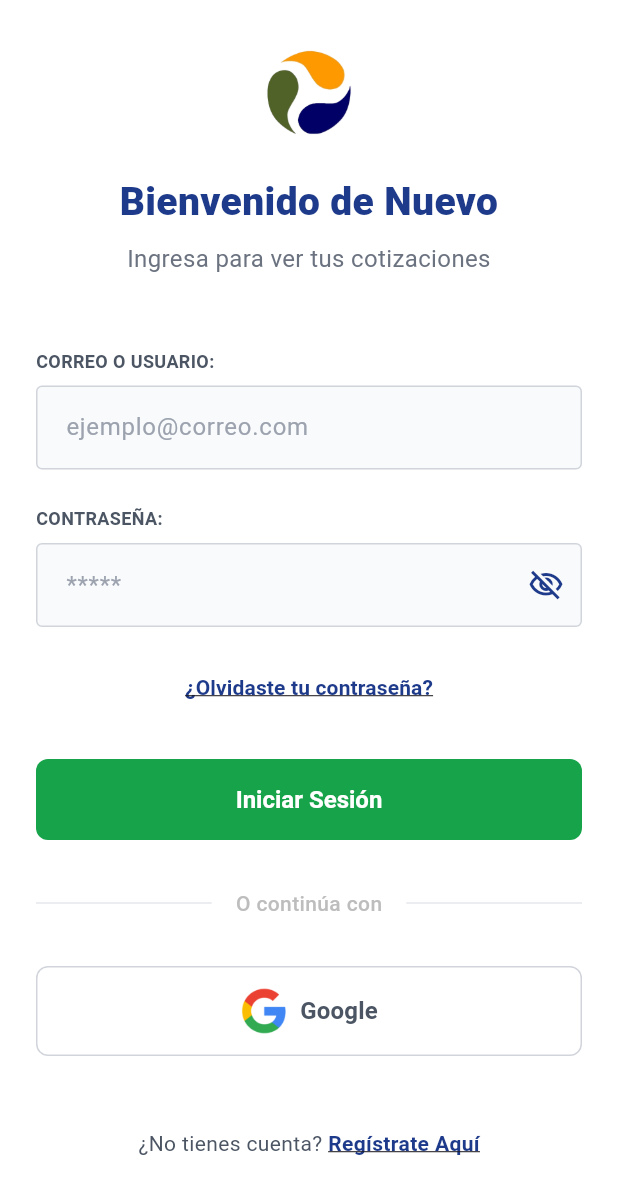
After one commit to Juventud-Incide/App-Incide, a Flutter app: the LoginScreen screen opened by its route, on a phone screen of 412 x 824 dp. The commit adds this screen. Shown: the top 1194 px of the screen. Run offline on Flutter 3.47's test engine with Material 3 defaults, Android fonts, the light colour scheme and no system bars; our stand-ins replace flutter_riverpod, go_router.

Commit message:
feat(auth): maquetar UI de pantalla de login y validaciones locales
Se implementó la vista estática del inicio de sesión basándose en Figma. Se creó el componente reutilizable CustomInputField para estandarizar los inputs y manejar la visibilidad de la contraseña. Se agregó validación de formulario (FormState) para asegurar que el correo y la contraseña tengan el formato correcto antes de intentar procesar la solicitud.

```diff
--- a/lib/core/router/app_router.dart
+++ b/lib/core/router/app_router.dart
@@ -2,6 +2,7 @@ import 'package:go_router/go_router.dart';
 import '../../features/auth/splash_screen.dart';
 import '../../features/roles/role_selection_screen.dart';
 import '../../features/auth/register_screen.dart';
+import '../../features/auth/login_screen.dart';
 
 class AppRouter {
   static final GoRouter router = GoRouter(
@@ -22,6 +23,11 @@ class AppRouter {
         name: 'registro',
         builder: (context, state) => const RegisterScreen(),
       ),
+      GoRoute(
+        path: '/login',
+        name: 'login',
+        builder: (context, state) => const LoginScreen(),
+      ),
     ],
   );
 }
--- /dev/null
+++ b/lib/features/auth/login_screen.dart
@@ -0,0 +1,241 @@
+import 'package:flutter/material.dart';
+import 'package:go_router/go_router.dart';
+import '../../core/theme/app_colors.dart';
+import 'widgets/custom_input_field.dart';
+
+class LoginScreen extends StatefulWidget {
+  const LoginScreen({super.key});
+
+  @override
+  State<LoginScreen> createState() => _LoginScreenState();
+}
+
+class _LoginScreenState extends State<LoginScreen> {
+  // Llave maestra para validar el formulario
+  final _formKey = GlobalKey<FormState>();
+
+  // Controladores para extraer el texto que el usuario escribe
+  final _emailController = TextEditingController();
+  final _passwordController = TextEditingController();
+
+  bool _isPasswordVisible = false;
+
+  @override
+  void dispose() {
+    _emailController.dispose();
+    _passwordController.dispose();
+    super.dispose();
+  }
+
+  void _submitForm() {
+    // Si la validación pasa, ejecutamos la lógica
+    if (_formKey.currentState!.validate()) {
+      // TODO: Aquí conectaremos el mock del Backend para autenticar al usuario
+      ScaffoldMessenger.of(context).showSnackBar(
+        const SnackBar(
+          content: Text('Validación exitosa. Simulando envío a backend...'),
+          backgroundColor: Colors.green,
+        ),
+      );
+    }
+  }
+
+  @override
+  Widget build(BuildContext context) {
+    return Scaffold(
+      backgroundColor: Colors.white,
+      body: SafeArea(
+        child: SingleChildScrollView(
+          padding: const EdgeInsets.symmetric(horizontal: 24.0, vertical: 32.0),
+          child: Form(
+            key: _formKey,
+            child: Column(
+              crossAxisAlignment: CrossAxisAlignment.stretch,
+              children: [
+                // --- HEADER ---
+                Center(
+                  child: Image.asset(
+                    'assets/images/Isotipo_Incide.png',
+                    width: 60,
+                  ),
+                ),
+                const SizedBox(height: 24),
+                const Text(
+                  'Bienvenido de Nuevo',
+                  textAlign: TextAlign.center,
+                  style: TextStyle(
+                    color: Color(0xFF1E3A8A),
+                    fontSize: 26,
+                    fontWeight: FontWeight.w900,
+                  ),
+                ),
+                const SizedBox(height: 8),
+                const Text(
+                  'Ingresa para ver tus cotizaciones',
+                  textAlign: TextAlign.center,
+                  style: TextStyle(color: Color(0xFF6B7280), fontSize: 16),
+                ),
+
+                const SizedBox(height: 48),
+
+                // --- FORMULARIO ---
+                CustomInputField(
+                  label: 'CORREO O USUARIO:',
+                  hintText: 'ejemplo@correo.com',
+                  controller: _emailController,
+                  validator: (value) {
+                    if (value == null || value.trim().isEmpty) {
+                      return 'Por favor ingresa tu correo';
+                    }
+                    if (!value.contains('@')) {
+                      return 'Ingresa un correo válido';
+                    }
+                    return null; // Null significa que pasó la validación
+                  },
+                ),
+
+                const SizedBox(height: 24),
+
+                CustomInputField(
+                  label: 'CONTRASEÑA:',
+                  hintText: '*****',
+                  isPassword: true,
+                  isPasswordVisible: _isPasswordVisible,
+                  controller: _passwordController,
+                  onToggleVisibility: () {
+                    setState(() {
+                      _isPasswordVisible = !_isPasswordVisible;
+                    });
+                  },
+                  validator: (value) {
+                    if (value == null || value.isEmpty) {
+                      return 'Por favor ingresa tu contraseña';
+                    }
+                    if (value.length < 6) {
+                      return 'La contraseña es muy corta';
+                    }
+                    return null;
+                  },
+                ),
+
+                const SizedBox(height: 16),
+
+                // --- OLVIDASTE CONTRASEÑA ---
+                Align(
+                  alignment: Alignment.center,
+                  child: TextButton(
+                    onPressed: () {
+                      // TODO: Navegar a recuperación de contraseña
+                    },
+                    child: const Text(
+                      '¿Olvidaste tu contraseña?',
+                      style: TextStyle(
+                        color: AppColors.primaryBlue,
+                        fontWeight: FontWeight.bold,
+                        decoration: TextDecoration.underline,
+                      ),
+                    ),
+                  ),
+                ),
+
+                const SizedBox(height: 24),
+
+                // --- BOTÓN PRINCIPAL VERDE ---
+                ElevatedButton(
+                  onPressed: _submitForm,
+                  style: ElevatedButton.styleFrom(
+                    backgroundColor: const Color(0xFF16A34A),
+                    padding: const EdgeInsets.symmetric(vertical: 16),
+                    shape: RoundedRectangleBorder(
+                      borderRadius: BorderRadius.circular(8),
+                    ),
+                    elevation: 0,
+                  ),
+                  child: const Text(
+                    'Iniciar Sesión',
+                    style: TextStyle(
+                      color: Colors.white,
+                      fontSize: 16,
+                      fontWeight: FontWeight.bold,
+                    ),
+                  ),
+                ),
+
+                const SizedBox(height: 32),
+
+                // --- DIVISOR "O continúa con" ---
+                Row(
+                  children: [
+                    const Expanded(child: Divider(color: Color(0xFFE5E7EB))),
+                    Padding(
+                      padding: const EdgeInsets.symmetric(horizontal: 16.0),
+                      child: Text(
+                        'O continúa con',
+                        style: TextStyle(
+                          color: Colors.grey[400],
+                          fontWeight: FontWeight.w500,
+                        ),
+                      ),
+                    ),
+                    const Expanded(child: Divider(color: Color(0xFFE5E7EB))),
+                  ],
+                ),
+
+                const SizedBox(height: 32),
+
+                // --- BOTÓN DE GOOGLE ---
+                OutlinedButton.icon(
+                  onPressed: () {
+                    // TODO: Lógica de Google Sign-In
+                  },
+                  icon: Image.asset('assets/images/logo_google.png', width: 32),
+                  label: const Text(
+                    'Google',
+                    style: TextStyle(
+                      color: Color(0xFF4B5563),
+                      fontSize: 16,
+                      fontWeight: FontWeight.bold,
+                    ),
+                  ),
+                  style: OutlinedButton.styleFrom(
+                    padding: const EdgeInsets.symmetric(vertical: 14),
+                    side: const BorderSide(color: Color(0xFFD1D5DB)),
+                    shape: RoundedRectangleBorder(
+                      borderRadius: BorderRadius.circular(8),
+                    ),
+                  ),
+                ),
+
+                const SizedBox(height: 48),
+
+                // --- FOOTER REGISTRO ---
+                Row(
+                  mainAxisAlignment: MainAxisAlignment.center,
+                  children: [
+                    const Text(
+                      '¿No tienes cuenta? ',
+                      style: TextStyle(color: Color(0xFF4B5563)),
+                    ),
+                    GestureDetector(
+                      onTap: () {
+                        context.push('/registro');
+                      },
+                      child: const Text(
+                        'Regístrate Aquí',
+                        style: TextStyle(
+                          color: AppColors.primaryBlue,
+                          fontWeight: FontWeight.bold,
+                          decoration: TextDecoration.underline,
+                        ),
+                      ),
+                    ),
+                  ],
+                ),
+              ],
+            ),
+          ),
+        ),
+      ),
+    );
+  }
+}
--- /dev/null
+++ b/lib/features/auth/widgets/custom_input_field.dart
@@ -0,0 +1,95 @@
+import 'package:flutter/material.dart';
+import '../../../core/theme/app_colors.dart';
+
+class CustomInputField extends StatelessWidget {
+  final String label;
+  final String hintText;
+  final bool isPassword;
+  final bool isPasswordVisible;
+  final VoidCallback? onToggleVisibility;
+  final TextEditingController controller;
+  final String? Function(String?)? validator;
+
+  const CustomInputField({
+    super.key,
+    required this.label,
+    required this.hintText,
+    required this.controller,
+    this.isPassword = false,
+    this.isPasswordVisible = false,
+    this.onToggleVisibility,
+    this.validator,
+  });
+
+  @override
+  Widget build(BuildContext context) {
+    return Column(
+      crossAxisAlignment: CrossAxisAlignment.start,
+      children: [
+        // --- LA ETIQUETA SUPERIOR ---
+        Text(
+          label,
+          style: const TextStyle(
+            color: Color(0xFF4B5563), // Gris oscuro
+            fontSize: 12,
+            fontWeight: FontWeight.bold,
+          ),
+        ),
+        const SizedBox(height: 8),
+
+        // --- EL CAMPO DE TEXTO ---
+        TextFormField(
+          controller: controller,
+          obscureText: isPassword && !isPasswordVisible,
+          validator: validator,
+          // Cambia el teclado si es correo para que muestre el '@' más fácil
+          keyboardType: isPassword
+              ? TextInputType.text
+              : TextInputType.emailAddress,
+          decoration: InputDecoration(
+            hintText: hintText,
+            hintStyle: const TextStyle(color: Color(0xFF9CA3AF)), // Gris claro
+            contentPadding: const EdgeInsets.symmetric(
+              horizontal: 16,
+              vertical: 16,
+            ),
+
+            // Bordes personalizados para que coincidan con Figma
+            enabledBorder: OutlineInputBorder(
+              borderRadius: BorderRadius.circular(4),
+              borderSide: const BorderSide(color: Color(0xFFD1D5DB)),
+            ),
+            focusedBorder: OutlineInputBorder(
+              borderRadius: BorderRadius.circular(4),
+              borderSide: const BorderSide(
+                color: AppColors.primaryBlue,
+                width: 2,
+              ),
+            ),
+            errorBorder: OutlineInputBorder(
+              borderRadius: BorderRadius.circular(4),
+              borderSide: const BorderSide(color: Colors.red),
+            ),
+            focusedErrorBorder: OutlineInputBorder(
+              borderRadius: BorderRadius.circular(4),
+              borderSide: const BorderSide(color: Colors.red, width: 2),
+            ),
+
+            // El "Ojito" para contraseñas
+            suffixIcon: isPassword
+                ? IconButton(
+                    icon: Icon(
+                      isPasswordVisible
+                          ? Icons.visibility_outlined
+                          : Icons.visibility_off_outlined,
+                      color: AppColors.primaryBlue,
+                    ),
+                    onPressed: onToggleVisibility,
+                  )
+                : null,
+          ),
+        ),
+      ],
+    );
+  }
+}
--- a/lib/features/roles/role_selection_screen.dart
+++ b/lib/features/roles/role_selection_screen.dart
@@ -63,8 +63,7 @@ class RoleSelectionScreen extends StatelessWidget {
                 iconColor: const Color(0xFFB48A14),
                 iconBgColor: AppColors.accentYellow.withOpacity(0.15),
                 onTap: () {
-                  // Viajamos a la pantalla de registro
-                  context.push('/registro');
+                  context.push('/login');
                 },
               ),
 
--- a/pubspec.yaml
+++ b/pubspec.yaml
@@ -60,6 +60,7 @@ flutter:
     - assets/images/Isotipo_Incide.png
     - assets/images/Logo_Incide.png
     - assets/images/logo_incide.jpeg
+    - assets/images/logo_google.png
 
   # An image asset can refer to one or more resolution-specific "variants", see
   # https://flutter.dev/to/resolution-aware-images
```
Also changed, not shown: assets/images/logo_google.png (added), 1 other file.
